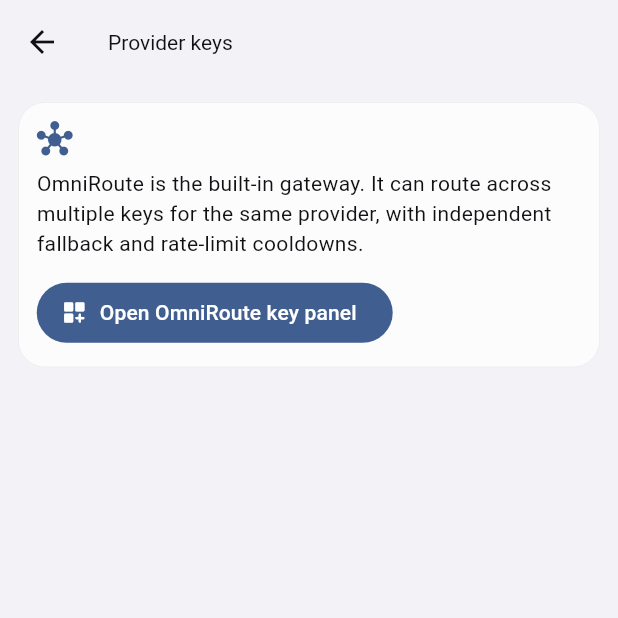
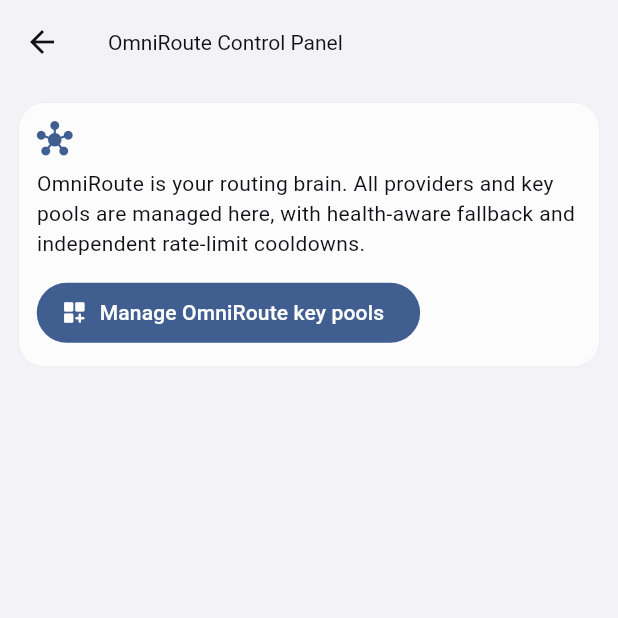
Before and after one commit to ravipacharwork/ai-dev-hub, a Flutter app: the ProvidersScreen screen opened directly with empty values, on a phone screen of 412 x 824 dp, the top half of it. Run offline on Flutter 3.47's test engine with Material 3 defaults, Android fonts, the phone set to English and light mode, and no system bars; our stand-ins replace dio, file_picker, flutter_highlight, flutter_markdown, flutter_secure_storage, font_awesome_flutter and 7 more; missing offline and left inert: flutter_foreground_task, markdown, saf_stream, saf_util; accounts and stored records are empty; network calls fail; statements that could not run were skipped.

Commit message:
Hide terminal UI and promote OmniRoute control panel

```diff
--- a/lib/features/providers/providers_screen.dart
+++ b/lib/features/providers/providers_screen.dart
@@ -17,16 +17,16 @@ class ProvidersScreen extends StatelessWidget {
 
   @override
   Widget build(BuildContext context) => Scaffold(
-        appBar: AppBar(title: const Text('Provider keys')),
+        appBar: AppBar(title: const Text('OmniRoute Control Panel')),
         body: ListView(padding: const EdgeInsets.all(12), children: [
           Glass(child: Column(crossAxisAlignment: CrossAxisAlignment.start, children: [
             Icon(Icons.hub_rounded, color: Theme.of(context).colorScheme.primary),
             const SizedBox(height: 8),
-            const Text('OmniRoute is the built-in gateway. It can route across multiple keys for the same provider, with independent fallback and rate-limit cooldowns.'),
+            const Text('OmniRoute is your routing brain. All providers and key pools are managed here, with health-aware fallback and independent rate-limit cooldowns.'),
             const SizedBox(height: 12),
             FilledButton.icon(
               icon: const Icon(Icons.dashboard_customize_rounded),
-              label: const Text('Open OmniRoute key panel'),
+              label: const Text('Manage OmniRoute key pools'),
               onPressed: () => Navigator.of(context).push(MaterialPageRoute(builder: (_) => OmniRouteKeysScreen(providers: providers, store: store, onChanged: onChanged))),
             ),
           ])),
--- a/lib/main.dart
+++ b/lib/main.dart
@@ -27,7 +27,6 @@ import 'services/agent/agent_tools.dart';
 import 'services/agent/device_file_tools.dart';
 import 'services/agent/terminal_tools.dart';
 import 'services/terminal/terminal_bridge.dart';
-import 'features/settings/terminal_screen.dart';
 import 'services/app_settings.dart';
 import 'services/build_poller.dart';
 import 'services/chat_codec.dart';
@@ -399,7 +398,6 @@ class _HomeShellState extends State<HomeShell> {
         onChanged: app.rebuildChain,
       ));
 
-  void _openTerminal() => _push(TerminalScreen(settings: app.settings, bridge: app.terminalBridge));
 
   void _openProxy() => _push(ProxyScreen(controller: app.proxy));
 
@@ -412,7 +410,6 @@ class _HomeShellState extends State<HomeShell> {
         },
         onOpenProviders: _openProviders,
         onOpenProxy: _openProxy,
-        onOpenTerminal: _openTerminal,
         gateways: app.gateways,
       ));
 
--- a/lib/services/app_settings.dart
+++ b/lib/services/app_settings.dart
@@ -15,7 +15,7 @@ class AppSettings extends ChangeNotifier {
   static const int contextMessages = 30; // recent messages sent as context
   String? workspaceUri; // SAF tree URI
   bool toolsEnabled = false; // let the model use repo tools (agent mode)
-  bool terminalEnabled = false; // built-in terminal_run tool
+  bool terminalEnabled = true; // background-only built-in terminal_run tool
   bool terminalConfirm = true; // ask before every command
   bool deviceFilesEnabled = false; // let the model manage files on the device
   bool browserEnabled = false; // in-app browser automation tools
@@ -33,7 +33,7 @@ class AppSettings extends ChangeNotifier {
     workspaceUri = _p.getString('workspaceUri');
     toolsEnabled = _p.getBool('toolsEnabled') ?? false;
     deviceFilesEnabled = _p.getBool('deviceFilesEnabled') ?? false;
-    terminalEnabled = _p.getBool('terminalEnabled') ?? false;
+    terminalEnabled = _p.getBool('terminalEnabled') ?? true;
     terminalConfirm = _p.getBool('terminalConfirm') ?? true;
     browserEnabled = _p.getBool('browserEnabled') ?? false;
     browserConfirm = _p.getBool('browserConfirm') ?? true;
```
Also changed, not shown: lib/features/settings/settings_screen.dart (+0 -10 lines).
